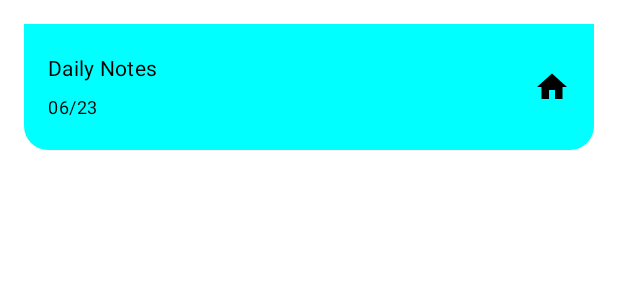
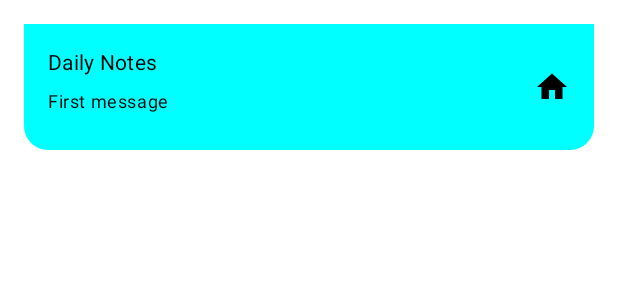
Before and after one commit to AlbertoMApps/NotePadProject, an Android app built with Jetpack Compose: the @Preview function TestBottom, on a phone screen of 412 x 824 dp. Shown: the top 300 px of the screen. Run offline under Robolectric (Android 15) with nearby library versions, the phone set to English and light mode, and no system bars.

Commit message:
Testing home lists previews

```diff
--- a/app/src/main/java/com/example/notepadproject/ui/HomeList.kt
+++ b/app/src/main/java/com/example/notepadproject/ui/HomeList.kt
@@ -17,7 +17,7 @@ fun HomeList(
         when (items.size) {
             1 -> items.first().let {
                 HomeListItem(
-                    it.name, it.dateCreatedAt, RowType.SINGLE, editMode,
+                    it.name, it.message, it.dateCreatedAt, RowType.SINGLE, editMode,
                     { clickItemHandler(0) },
                     { deleteItemHandler(0) }
                 )
@@ -31,7 +31,7 @@ fun HomeList(
                         else -> RowType.MIDDLE
                     }
                     HomeListItem(
-                        data.name, data.dateCreatedAt, rowType, editMode,
+                        data.name, data.message, data.dateCreatedAt, rowType, editMode,
                         { clickItemHandler(index) },
                         { deleteItemHandler(index) }
                     )
--- a/app/src/main/java/com/example/notepadproject/ui/HomeListItem.kt
+++ b/app/src/main/java/com/example/notepadproject/ui/HomeListItem.kt
@@ -41,12 +41,11 @@ enum class RowType {
     TOP, MIDDLE, BOTTOM, SINGLE
 }
 
-var deleteMode = false
-
 @Composable
 fun HomeListItem(
     title: String,
-    subTitle: String,
+    message: String,
+    createdDate: String,
     type: RowType,
     editMode: Boolean = false,
     onClick: () -> Unit,
@@ -106,7 +105,15 @@ fun HomeListItem(
                     )
                     Spacer(Modifier.height(smallSpace))
                     Text(
-                        subTitle,
+                        message,
+                        style = MaterialTheme.typography.bodySmall,
+                        color = Color.Black,
+                        maxLines = 1,
+                        overflow = TextOverflow.Ellipsis
+                    )
+                    Spacer(Modifier.height(smallSpace))
+                    Text(
+                        createdDate,
                         style = MaterialTheme.typography.bodySmall,
                         color = Color.Black,
                         maxLines = 1,
@@ -115,6 +122,7 @@ fun HomeListItem(
                 }
             }
 
+            var deleteMode = false
             when {
                 editMode && !deleteMode -> {
                     Button(
--- a/app/src/main/java/com/example/notepadproject/ui/HomeListLazy.kt
+++ b/app/src/main/java/com/example/notepadproject/ui/HomeListLazy.kt
@@ -18,7 +18,7 @@ fun HomeListLazy(
             1 -> itemsSource.first().let {
                 item {
                     HomeListItem(
-                        it.name, it.dateCreatedAt, RowType.SINGLE, editMode,
+                        it.name, it.message, it.dateCreatedAt, RowType.SINGLE, editMode,
                         { clickItemHandler(0) },
                         { deleteItemHandler(0) }
                     )
@@ -33,7 +33,7 @@ fun HomeListLazy(
                         else -> RowType.MIDDLE
                     }
                     HomeListItem(
-                        item.name, item.dateCreatedAt, rowType, editMode,
+                        item.name, item.message, item.dateCreatedAt, rowType, editMode,
                         { clickItemHandler(index) },
                         { deleteItemHandler(index) }
                     )
```
Also changed, not shown: app/src/main/java/com/example/notepadproject/MainActivity.kt (+13 -6 lines), app/src/main/java/com/example/notepadproject/data/Note.kt (+1 -8 lines), app/src/main/java/com/example/notepadproject/ui/HomeListLazyPreview.kt (added, +45 -0 lines).
